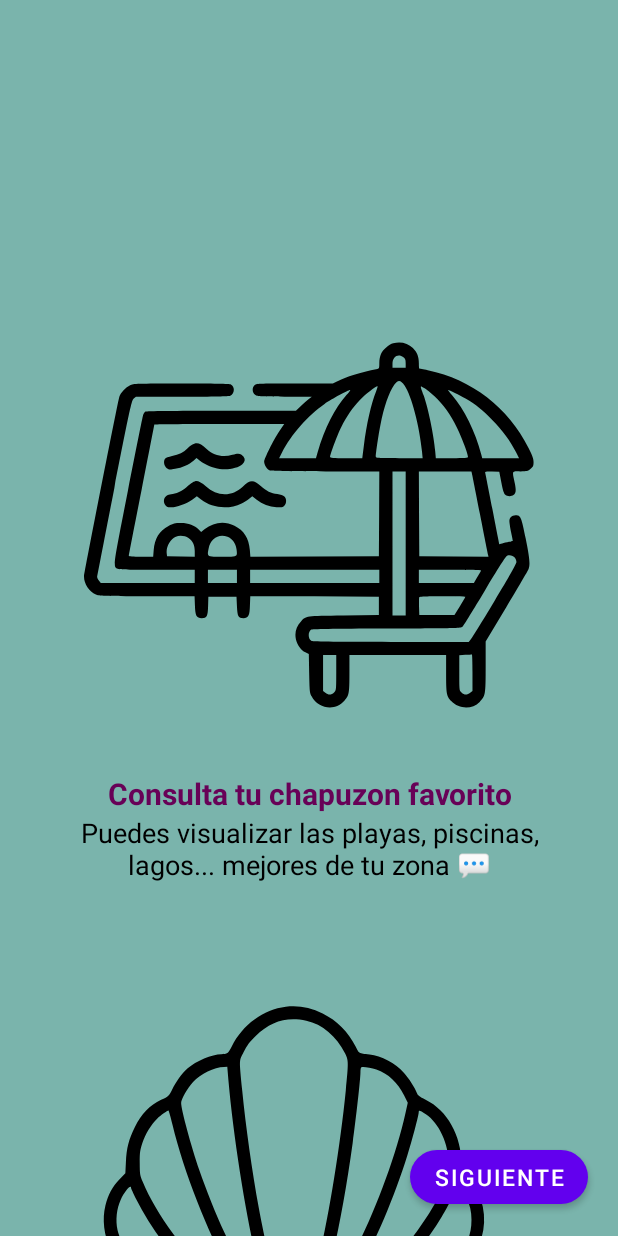
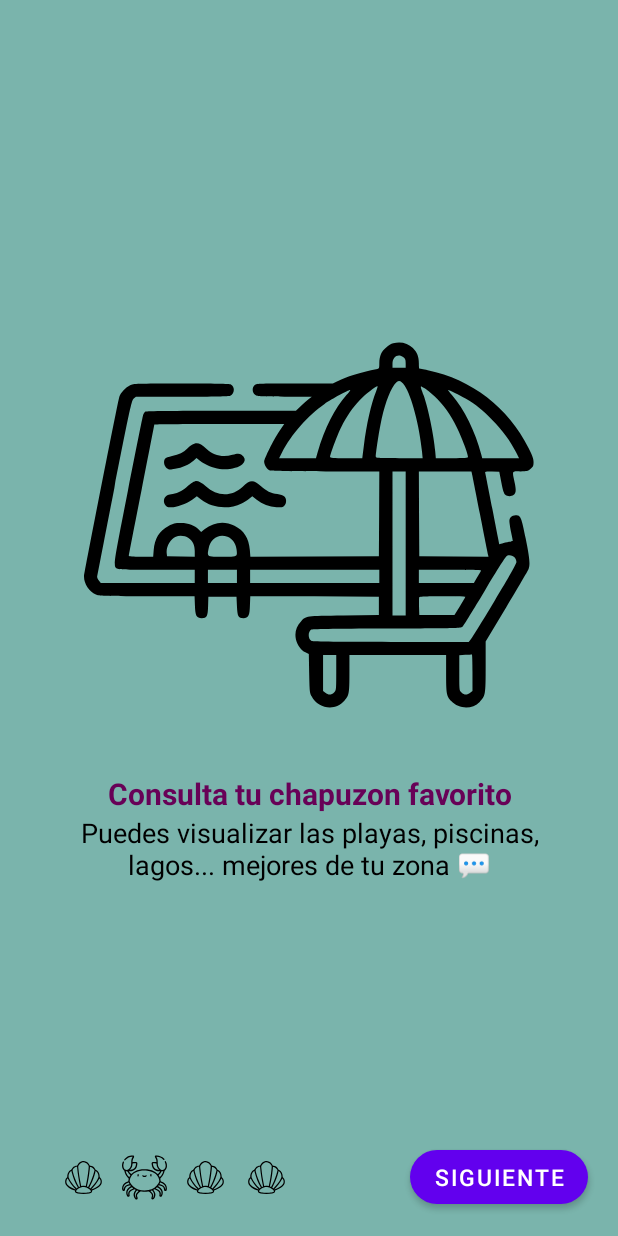
Before and after one commit to r34mod/PlayasApp, an Android app: the InfoActivity screen opened directly, with no data from a screen before it, after a tap on "SIGUIENTE", on a phone screen of 412 x 824 dp. Run offline under Robolectric (Android 15) with nearby library versions, the phone set to English and light mode, and no system bars.

Commit message:
feature: continue with project

```diff
--- a/app/src/main/res/drawable/ic_cangrejo__1_.xml
+++ b/app/src/main/res/drawable/ic_cangrejo__1_.xml
@@ -1,6 +1,6 @@
 <vector xmlns:android="http://schemas.android.com/apk/res/android"
-    android:width="512dp"
-    android:height="512dp"
+    android:width="30dp"
+    android:height="30dp"
     android:viewportWidth="512"
     android:viewportHeight="512">
   <path
--- a/app/src/main/res/drawable/ic_cascara.xml
+++ b/app/src/main/res/drawable/ic_cascara.xml
@@ -1,6 +1,6 @@
 <vector xmlns:android="http://schemas.android.com/apk/res/android"
-    android:width="512dp"
-    android:height="512dp"
+    android:width="30dp"
+    android:height="30dp"
     android:viewportWidth="512"
     android:viewportHeight="512">
   <path
```
Also changed, not shown: app/src/main/java/com/example/playasapp/Ajustes.java (+9 -0 lines).
